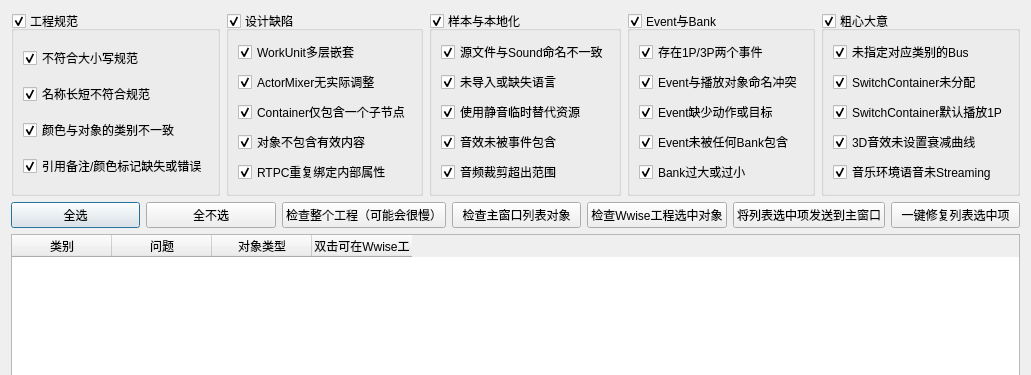
Old version of the form ui/ProjectValidation.ui in the repository victor647/WAAPI_Tools; both pictures show x 0 to 1031 and y 0 to 375 of the 1031 by 714 pixel window.
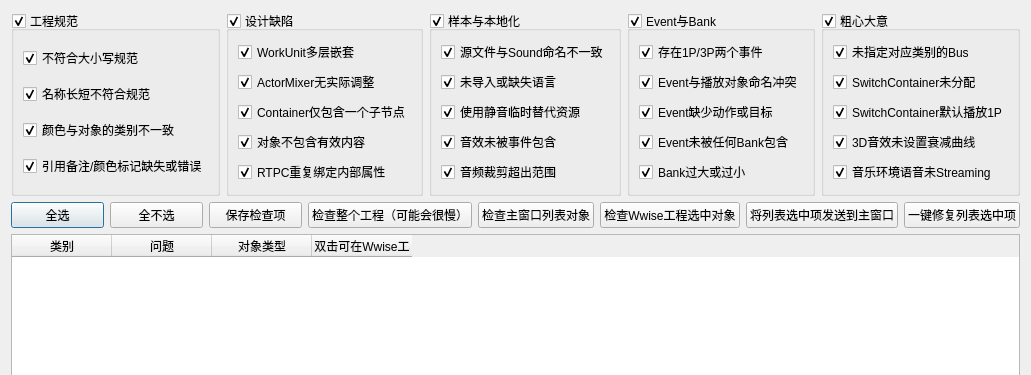
New version of the form.

Patch:
```diff
--- a/ui/ProjectValidation.ui
+++ b/ui/ProjectValidation.ui
@@ -349,6 +349,13 @@
        </property>
       </widget>
      </item>
+     <item>
+      <widget class="QPushButton" name="btnSaveChecks">
+       <property name="text">
+        <string>保存检查项</string>
+       </property>
+      </widget>
+     </item>
      <item>
       <widget class="QPushButton" name="btnValidateEntireProject">
        <property name="text">
```
Left out of the diff: 97 changed lines with no effect on the pictures.
